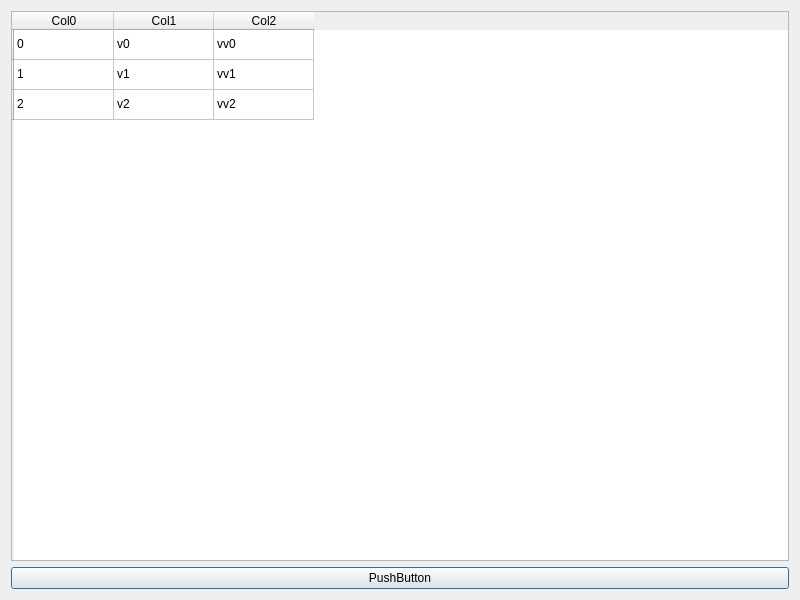
Old version of the form proto/TableControl/Dialog.ui in the repository f55desu/bestshaft.
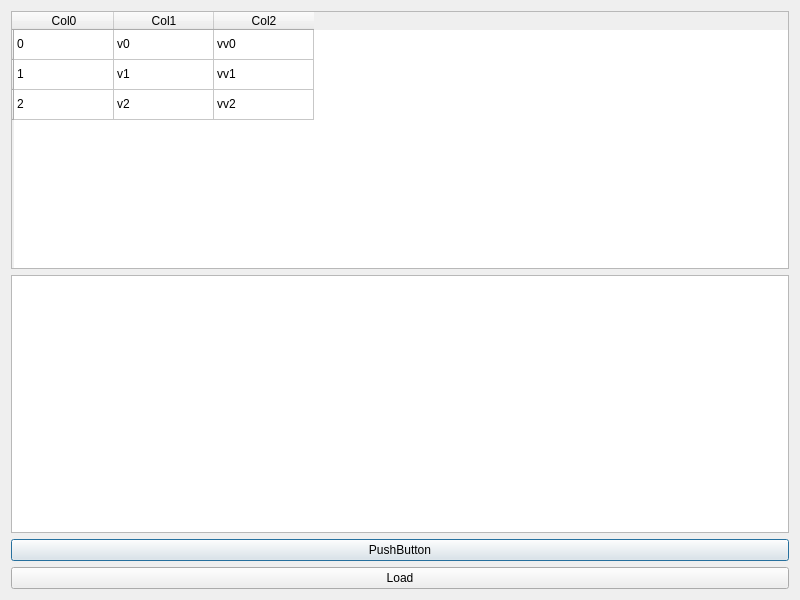
New version of the form.

Commit message: Отработка подхода Model\View к QTableView

The edit to the form file:
```diff
--- a/proto/TableControl/Dialog.ui
+++ b/proto/TableControl/Dialog.ui
@@ -93,6 +93,16 @@
      </item>
     </widget>
    </item>
+   <item>
+    <widget class="QTableView" name="tableView">
+     <attribute name="horizontalHeaderVisible">
+      <bool>true</bool>
+     </attribute>
+     <attribute name="horizontalHeaderShowSortIndicator" stdset="0">
+      <bool>false</bool>
+     </attribute>
+    </widget>
+   </item>
    <item>
     <widget class="QPushButton" name="pushButton">
      <property name="text">
@@ -100,6 +110,13 @@
      </property>
     </widget>
    </item>
+   <item>
+    <widget class="QPushButton" name="pushButton_2">
+     <property name="text">
+      <string>Load</string>
+     </property>
+    </widget>
+   </item>
   </layout>
  </widget>
  <resources/>
```
The commit also changes 5 other files.
